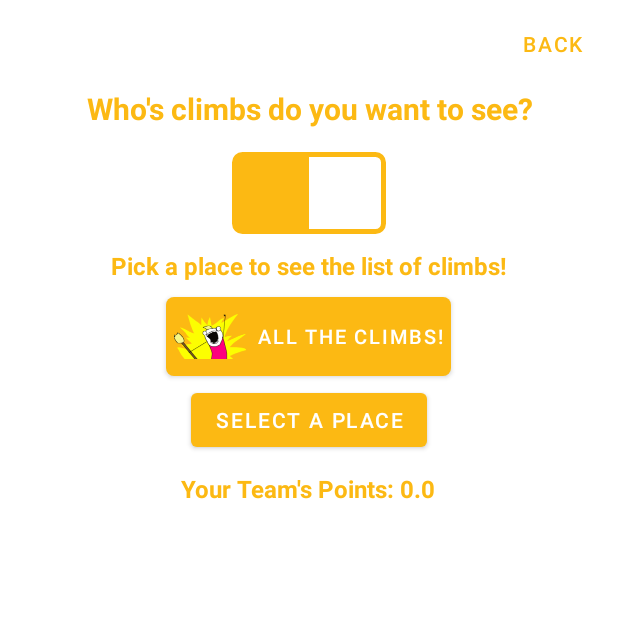
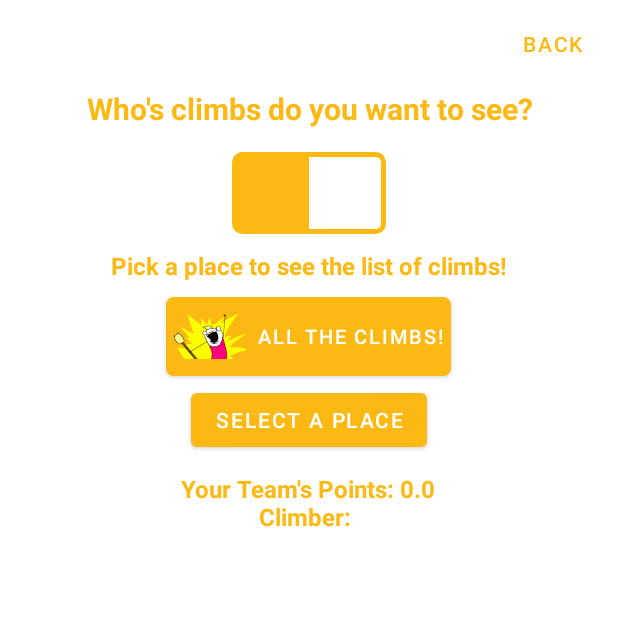
Before and after one commit to BenTrk/BudaJam_App, an Android app: the CheckOutActivity screen opened directly, with no data from a screen before it, after a tap on "ALL THE CLIMBS!", on a phone screen of 412 x 824 dp, the top half of it. Run offline under Robolectric (Android 15) with nearby library versions, the phone set to English and light mode, and no system bars; our stand-ins replace Firebase (no records; nobody signed in at launch, a user with empty details on screens opened directly).

Commit message:
Checkout shows the most points earned style, the climber of the listed climbs. Mainactivity - loadindicator is added when loading routes.

```diff
--- a/app/src/main/java/com/example/budajam/CheckOutActivity.java
+++ b/app/src/main/java/com/example/budajam/CheckOutActivity.java
@@ -62,6 +62,7 @@ public class CheckOutActivity extends AppCompatActivity {
 
     RadioGroup toggle;
     RadioButton climber1OnSwitch, climber2OnSwitch;
+    static String styleMost = "";
 
     List<Routes> routes = new ArrayList<>();
 
@@ -135,7 +136,10 @@ public class CheckOutActivity extends AppCompatActivity {
             finish();
         }
 
-        pointsView.setText("Your Team's Points: " + teamPointsCheckOut);
+        int selectedId = radioGroup.getCheckedRadioButtonId();
+        radioButton = (RadioButton) findViewById(selectedId);
+        selectedName = (String) radioButton.getText();
+        pointsView.setText("Your Team's Points: " + teamPointsCheckOut + "\nClimber: " + selectedName);
 
         backButton.setOnClickListener(new View.OnClickListener() {
             @Override
@@ -152,6 +156,7 @@ public class CheckOutActivity extends AppCompatActivity {
                 int selectedId = radioGroup.getCheckedRadioButtonId();
                 radioButton = (RadioButton) findViewById(selectedId);
                 selectedName = (String) radioButton.getText();
+                pointsView.setText("Your Team's Points: " + teamPointsCheckOut + "\nClimber: " + selectedName);
 
                 CheckOutActivity.linearLayout.removeAllViews();
                 for (String place : places) {
@@ -196,6 +201,7 @@ public class CheckOutActivity extends AppCompatActivity {
 
             RelativeLayout relContainer = customRoutesView.findViewById(R.id.routeDropDownRelativeLayout);
             TextView placeNameView = customRoutesView.findViewById(R.id.routeNameTextView);
+            TextView mostPointsView = findViewById(R.id.mostPointsStyle);
 
             placeNameView.setText(place);
             relContainer.setOnClickListener(new View.OnClickListener() {
@@ -204,6 +210,7 @@ public class CheckOutActivity extends AppCompatActivity {
                     int selectedId = radioGroup.getCheckedRadioButtonId();
                     radioButton = (RadioButton) findViewById(selectedId);
                     selectedName = (String) radioButton.getText();
+                    pointsView.setText("Your Team's Points: " + teamPointsCheckOut + "\nClimber: " + selectedName);
                     linearLayout.removeAllViews();
                     populateClimbedRoutesList(selectedName, place);
                 }
@@ -366,6 +373,7 @@ public class CheckOutActivity extends AppCompatActivity {
                 TextView climbedRouteName = customRemoveView.findViewById(R.id.climbedRouteName);
                 TextView climbedRoutePointsAndClass = customRemoveView.findViewById(R.id.climbedRoutePointsAndClass);
                 TextView climbedRouteStyle = customRemoveView.findViewById(R.id.climbedRouteStyle);
+                TextView climbedBestStyle = customRemoveView.findViewById(R.id.mostPointsStyle);
                 ImageButton removeButtonImageButton = customRemoveView.findViewById(R.id.removeButtonImageButton);
 
                 String routeName = mRouteItemsToAdd.get(i).name;
@@ -374,6 +382,8 @@ public class CheckOutActivity extends AppCompatActivity {
                 climbedRouteName.setText(routeName);
                 climbedRoutePointsAndClass.setText("Points: " + routePoints + " Class: " + mRouteItemsToAdd.get(i).difficulty);
                 climbedRouteStyle.setText("Last climbed in: " + mRouteItemsToAdd.get(i).climbStyle + " style");
+                climbedBestStyle.setText("Most points earned: " + mRouteItemsToAdd.get(i).best);
+                //would be great to see the style the points are now given.
 
                 removeButtonImageButton.setOnClickListener(new View.OnClickListener() {
                     @Override
--- a/app/src/main/java/com/example/budajam/Routes.java
+++ b/app/src/main/java/com/example/budajam/Routes.java
@@ -8,10 +8,11 @@ public class Routes {
     public int key;
     public double points;
     public String climbStyle;
+    public String best;
 
     public Routes(){}
 
-    public Routes(String name, long difficulty, long length, String diffchanger, int key, double points, String climbStyle) {
+    public Routes(String name, long difficulty, long length, String diffchanger, int key, double points, String climbStyle, String best) {
         this.name = name;
         this.difficulty = difficulty;
         this.length = length;
@@ -19,5 +20,6 @@ public class Routes {
         this.key = key;
         this.points = points;
         this.climbStyle = climbStyle;
+        this.best = best;
     }
 }
--- a/app/src/main/res/layout/activity_checkout.xml
+++ b/app/src/main/res/layout/activity_checkout.xml
@@ -159,12 +159,15 @@
             android:textStyle="bold"
             android:textColor="@color/accent"
             android:layout_margin="5dp"
+            android:gravity="center_horizontal"
             android:id="@+id/teamPointsView" />
 
         <ScrollView
             android:id="@+id/scrollViewRoutes"
             android:layout_width="match_parent"
             android:layout_height="match_parent"
+            android:layout_marginStart="10dp"
+            android:layout_marginEnd="10dp"
             android:visibility="visible"
             android:fastScrollEnabled="false"
             android:scrollbars="vertical">
--- a/app/src/main/res/layout/custom_remove_layout.xml
+++ b/app/src/main/res/layout/custom_remove_layout.xml
@@ -42,6 +42,11 @@
             android:layout_width="wrap_content"
             android:layout_height="wrap_content"
             android:theme="@style/removeDetailsStyle" />
+        <TextView
+            android:id="@+id/mostPointsStyle"
+            android:layout_width="wrap_content"
+            android:layout_height="wrap_content"
+            android:theme="@style/removeDetailsStyle" />
 
         <TextView
             android:id="@+id/climbedRouteStyle"
```
Also changed, not shown: app/src/main/java/com/example/budajam/DataStorage.java (+10 -0 lines), app/src/main/java/com/example/budajam/MainActivity.java (+45 -3 lines), app/src/main/res/layout/activity_main.xml (+16 -2 lines).
